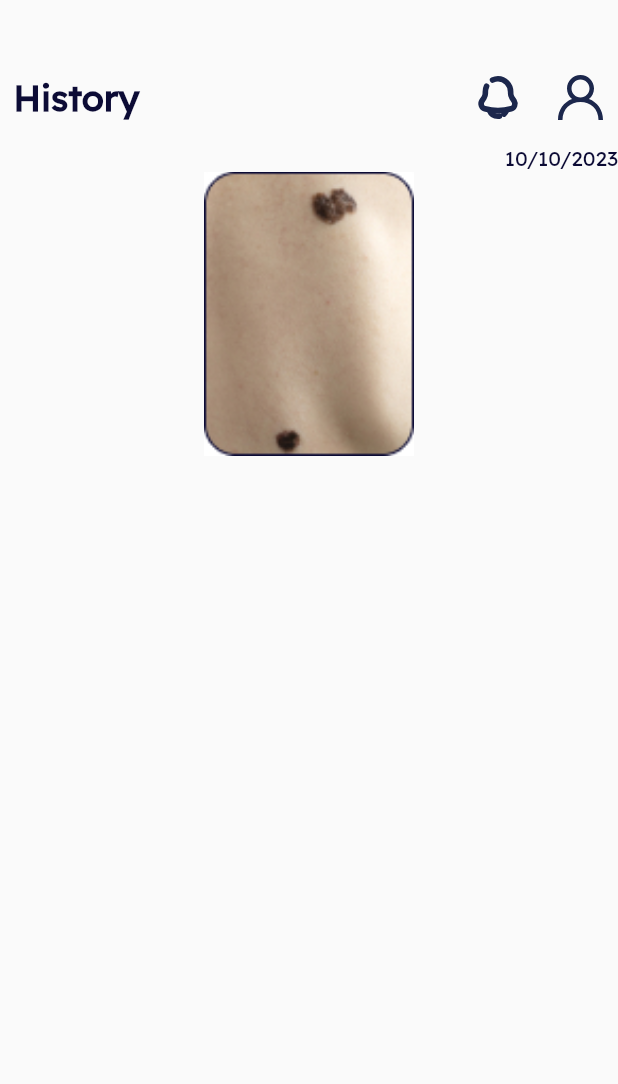
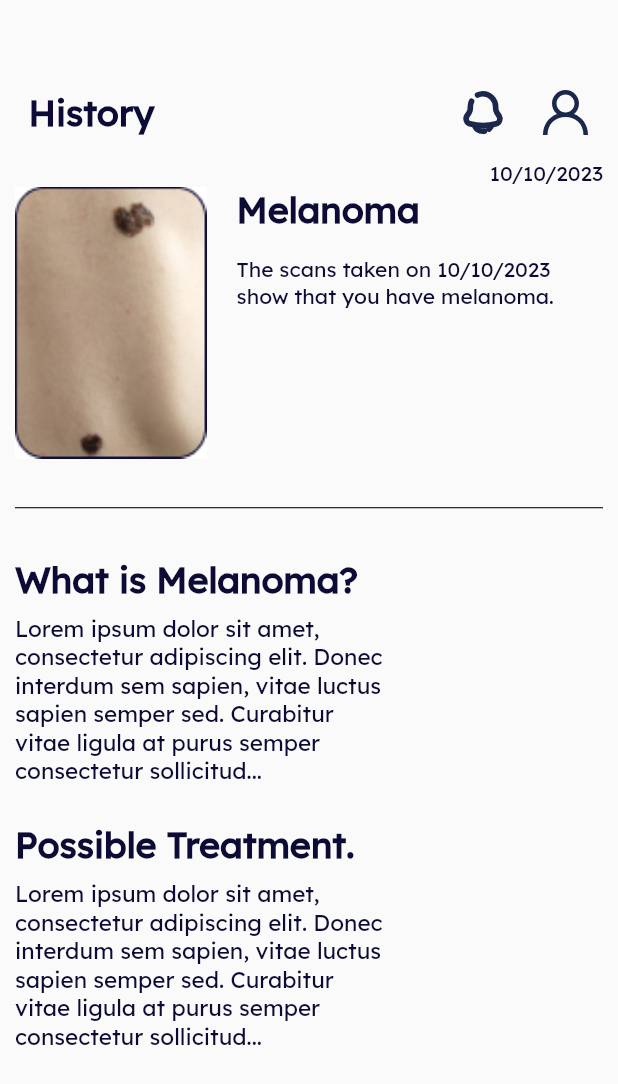
Before and after one commit to maryamyasserr/DermaByte, a Flutter app: the DiseaseView screen opened by its route, on a phone screen of 412 x 824 dp. Shown: the top 1084 px of the screen. Run offline on Flutter 3.47's test engine with Material 2 defaults, Android fonts, the light colour scheme and no system bars; our stand-ins replace flutter_svg, go_router, google_fonts.

Commit message:
finish disease view

```diff
--- a/lib/Features/Profile/View/Widgets/disease_body.dart
+++ b/lib/Features/Profile/View/Widgets/disease_body.dart
@@ -1,6 +1,6 @@
 import 'package:dermabyte/Core/Widgets/custom_appBar.dart';
-import 'package:dermabyte/Core/utils/assets.dart';
-import 'package:dermabyte/Core/utils/font_styels.dart';
+import 'package:dermabyte/Features/Profile/View/Widgets/disease_body_section.dart';
+import 'package:dermabyte/Features/Profile/View/Widgets/disease_header_section.dart';
 import 'package:flutter/material.dart';
 
 class DiseaseBody extends StatelessWidget {
@@ -8,19 +8,17 @@ class DiseaseBody extends StatelessWidget {
 
   @override
   Widget build(BuildContext context) {
-    return Column(
-      children: [
-       const CustomAppBar(title: "History"),
-        SizedBox(height: MediaQuery.of(context).size.height*0.02,),
-        Align(
-          alignment: Alignment.centerRight,
-          child: Text("10/10/2023",style: Styels.textStyle14_300,)),
-
-        Image.asset(
-          Assets.kDiseasePhoto,
-          fit: BoxFit.cover,
-          height: MediaQuery.of(context).size.height*0.23,)
-      ],
+    return Padding(
+      padding: const EdgeInsets.all(10),
+      child: Column(
+        children: [
+          const CustomAppBar(title: "History"),
+          SizedBox(height: MediaQuery.of(context).size.height*0.02,),
+          const DiseaseHeaderSection(),
+          SizedBox(height: MediaQuery.of(context).size.height*0.03,),
+          const DiseaseBodySection()
+        ],
+      ),
     );
   }
 }
--- /dev/null
+++ b/lib/Features/Profile/View/Widgets/disease_body_section.dart
@@ -0,0 +1,35 @@
+import 'package:dermabyte/Core/utils/font_styels.dart';
+import 'package:flutter/material.dart';
+
+class DiseaseBodySection extends StatelessWidget {
+  const DiseaseBodySection({super.key});
+
+  @override
+  Widget build(BuildContext context) {
+    return  Align(
+            alignment: Alignment.centerLeft,
+            child: Column(
+              crossAxisAlignment: CrossAxisAlignment.start,
+              children: [
+                Text("What is Melanoma?",style: Styels.textStyle24_600,),
+                SizedBox(height: MediaQuery.of(context).size.height*0.01),
+                SizedBox(
+                  width: MediaQuery.of(context).size.width*0.6,
+                  child: Text("Lorem ipsum dolor sit amet, consectetur adipiscing elit. Donec interdum sem sapien, vitae luctus sapien semper sed. Curabitur vitae ligula at purus semper consectetur sollicitud...",
+                  style: Styels.textStyle15_300,
+                  ),
+                ),
+                SizedBox(height: MediaQuery.of(context).size.height*0.03,),
+                Text("Possible Treatment.",style: Styels.textStyle24_600,),
+                SizedBox(height: MediaQuery.of(context).size.height*0.01),
+                SizedBox(
+                  width: MediaQuery.of(context).size.width*0.6,
+                  child: Text("Lorem ipsum dolor sit amet, consectetur adipiscing elit. Donec interdum sem sapien, vitae luctus sapien semper sed. Curabitur vitae ligula at purus semper consectetur sollicitud...",
+                  style: Styels.textStyle15_300,
+                  ),
+                ),
+              ],
+            ),
+          );
+  }
+}
--- /dev/null
+++ b/lib/Features/Profile/View/Widgets/disease_header_section.dart
@@ -0,0 +1,50 @@
+import 'package:dermabyte/Core/utils/assets.dart';
+import 'package:dermabyte/Core/utils/font_styels.dart';
+import 'package:flutter/material.dart';
+
+class DiseaseHeaderSection extends StatelessWidget {
+  const DiseaseHeaderSection({super.key});
+
+  @override
+  Widget build(BuildContext context) {
+    return Column(
+      children: [
+        Align(
+          alignment: Alignment.centerRight,
+          child: Text("10/10/2023",style: Styels.textStyle14_300,)),
+        Row(
+          crossAxisAlignment: CrossAxisAlignment.start,
+          children: [
+            SizedBox(
+              height: MediaQuery.of(context).size.height*0.22,
+              width: MediaQuery.of(context).size.width*0.31,
+              child: AspectRatio(
+                aspectRatio: 0.7,
+                child: Image.asset(
+                  Assets.kDiseasePhoto,
+                  fit: BoxFit.fill,
+                  height: 200,),
+              ),
+            ),
+            const SizedBox(width: 20),
+            Expanded(
+              child: Column(
+                crossAxisAlignment: CrossAxisAlignment.start,
+                children: [
+                  Text("Melanoma",style: Styels.textStyle24_600,),
+                  SizedBox(height: MediaQuery.of(context).size.height*0.02,),
+                  Text("The scans taken on 10/10/2023 show that you have melanoma.",style: Styels.textStyle14_300,),
+                ],
+              ),
+            ),
+          ],
+        ),
+        SizedBox(height: MediaQuery.of(context).size.height*0.03,),
+         const Divider(
+              thickness: 0.7,
+              color: Colors.black,
+            ),
+      ],
+    );
+  }
+}
```
Also changed, not shown: lib/Features/Profile/View/consults_view.dart (added).
